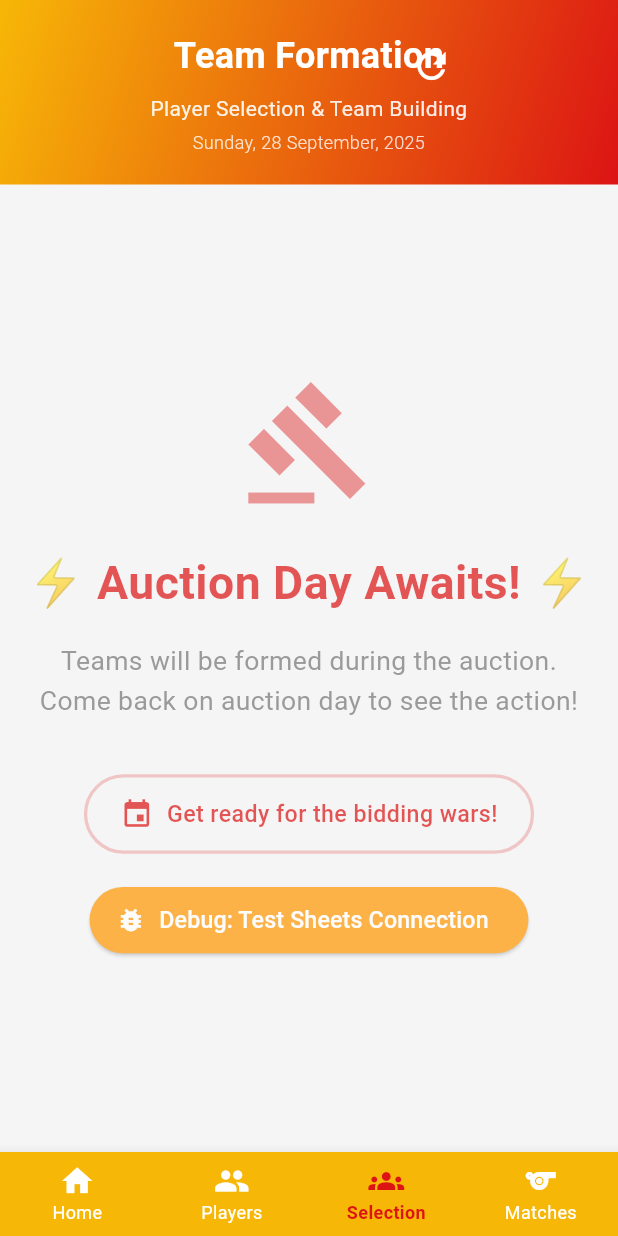
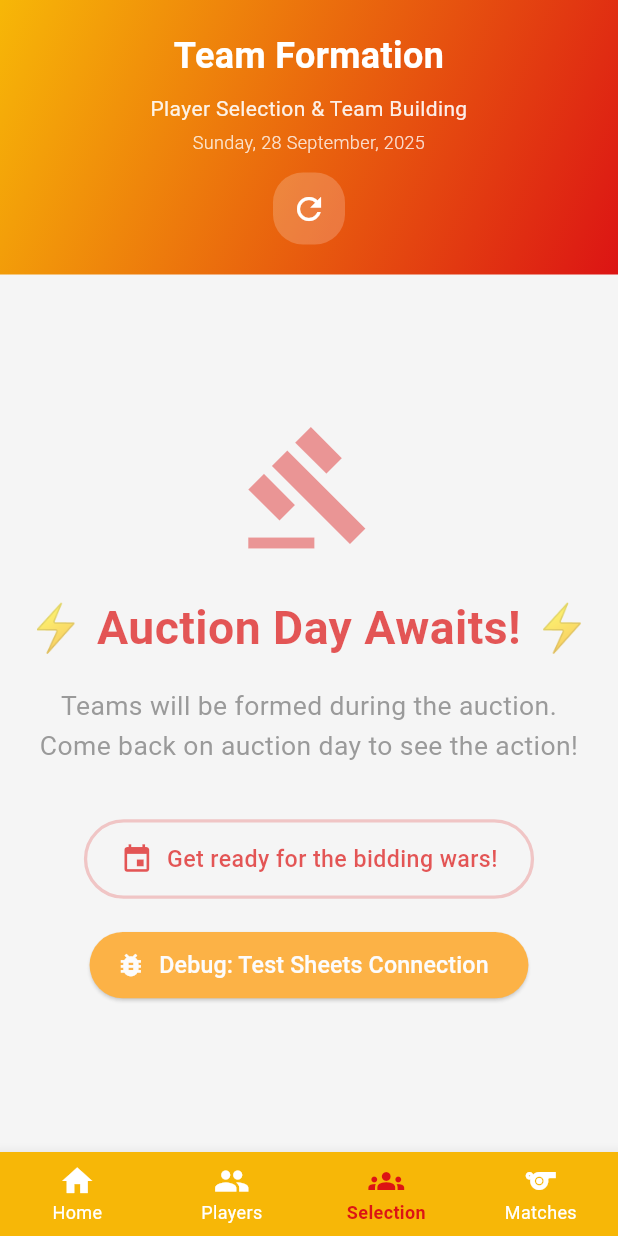
Before and after one commit to vrsimha-sys/DEKannadaRajyotsava2025, a Flutter app: the screen it shows after launch, item 3 of the bottom bar chosen, on a phone screen of 412 x 824 dp. Run offline on Flutter 3.47's test engine with Material 3 defaults, Android fonts, the phone set to English and light mode, and no system bars; network calls fail.

Commit message:
Fix: Center-align refresh button in Team Formation page
- Aligned refresh button to center like Player Roster page for consistency
- Added semi-transparent background container styling
- Standardized icon size and spacing
- Improved mobile landscape navigation with responsive design
- Fixed overflow issues in mobile landscape mode

```diff
--- a/flutter_web/lib/pages/team_formation_page.dart
+++ b/flutter_web/lib/pages/team_formation_page.dart
@@ -55,18 +55,21 @@ class _TeamFormationPageState extends State<TeamFormationPage>
   @override
   Widget build(BuildContext context) {
     final screenWidth = MediaQuery.of(context).size.width;
+    final screenHeight = MediaQuery.of(context).size.height;
     final isDesktop = screenWidth > 800;
-
-    print('TeamFormationPage: Build method called, isDesktop: $isDesktop');
+    final isLandscape = screenWidth > screenHeight;
+    final isMobileLandscape = isLandscape && screenWidth <= 800;
+
+    print('TeamFormationPage: Build method called, isDesktop: $isDesktop, isLandscape: $isLandscape');
 
     return Scaffold(
       backgroundColor: Colors.grey[100],
       body: Column(
         children: [
-          // Header Section
+          // Header Section - Reduced padding for mobile landscape
           Container(
             width: double.infinity,
-            padding: EdgeInsets.all(isDesktop ? 40 : 20),
+            padding: EdgeInsets.all(isMobileLandscape ? 10 : (isDesktop ? 40 : 20)),
             decoration: const BoxDecoration(
               gradient: LinearGradient(
                 begin: Alignment.topLeft,
@@ -79,34 +82,33 @@ class _TeamFormationPageState extends State<TeamFormationPage>
             ),
             child: Column(
               children: [
-                Stack(
-                  children: [
+                // Header content
                 Column(
                   crossAxisAlignment: CrossAxisAlignment.center,
                   children: [
                     Text(
                       'Team Formation',
                       style: TextStyle(
-                            fontSize: isDesktop ? 32 : 24,
+                        fontSize: isMobileLandscape ? 18 : (isDesktop ? 32 : 24),
                         fontWeight: FontWeight.bold,
                         color: Colors.white,
                       ),
                       textAlign: TextAlign.center,
                     ),
-                        const SizedBox(height: 8),
+                    SizedBox(height: isMobileLandscape ? 4 : 8),
                     Text(
                       'Player Selection & Team Building',
                       style: TextStyle(
-                            fontSize: isDesktop ? 16 : 14,
+                        fontSize: isMobileLandscape ? 12 : (isDesktop ? 16 : 14),
                         color: Colors.white.withOpacity(0.9),
                       ),
                       textAlign: TextAlign.center,
                     ),
-                        const SizedBox(height: 4),
+                    SizedBox(height: isMobileLandscape ? 2 : 4),
                     Text(
                       'Sunday, 28 September, 2025',
                       style: TextStyle(
-                            fontSize: isDesktop ? 14 : 12,
+                        fontSize: isMobileLandscape ? 10 : (isDesktop ? 14 : 12),
                         color: Colors.white.withOpacity(0.8),
                         fontWeight: FontWeight.w300,
                       ),
@@ -114,10 +116,13 @@ class _TeamFormationPageState extends State<TeamFormationPage>
                     ),
                   ],
                 ),
-                    // Add refresh button
-                    Positioned(
-                      top: 0,
-                      right: 0,
+                SizedBox(height: isMobileLandscape ? 8 : 12),
+                // Refresh button positioned below header text and centered
+                Container(
+                  decoration: BoxDecoration(
+                    color: Colors.white.withOpacity(0.2),
+                    borderRadius: BorderRadius.circular(20),
+                  ),
                   child: IconButton(
                     onPressed: () {
                       print('TeamFormationPage: Refresh button pressed');
@@ -125,15 +130,13 @@ class _TeamFormationPageState extends State<TeamFormationPage>
                         // This will trigger a rebuild and re-fetch the data
                       });
                     },
-                        icon: Icon(
+                    icon: const Icon(
                       Icons.refresh,
                       color: Colors.white,
-                          size: 28,
+                      size: 24,
                     ),
                     tooltip: 'Refresh Teams Data',
                   ),
-                    ),
-                  ],
                 ),
               ],
             ),
--- a/flutter_web/lib/widgets/navigation/main_navigation.dart
+++ b/flutter_web/lib/widgets/navigation/main_navigation.dart
@@ -43,11 +43,17 @@ class _MainNavigationState extends State<MainNavigation> {
   @override
   Widget build(BuildContext context) {
     final screenWidth = MediaQuery.of(context).size.width;
+    final screenHeight = MediaQuery.of(context).size.height;
     final isDesktop = screenWidth > 800;
+    final isLandscape = screenWidth > screenHeight;
+
+    // For mobile landscape (width < 800 but in landscape), use drawer instead of bottom nav
+    final showBottomNav = !isDesktop && !isLandscape;
+    final showAppBar = isDesktop || isLandscape;
 
     return Scaffold(
       body: _pages[_currentIndex],
-      bottomNavigationBar: isDesktop ? null : BottomNavigationBar(
+      bottomNavigationBar: showBottomNav ? BottomNavigationBar(
         currentIndex: _currentIndex,
         onTap: (index) {
           setState(() {
@@ -63,11 +69,11 @@ class _MainNavigationState extends State<MainNavigation> {
         selectedFontSize: 12,
         unselectedFontSize: 12,
         items: _navItems,
-      ),
-      drawer: isDesktop ? null : Drawer(
+      ) : null,
+      drawer: !isDesktop ? Drawer(
         child: _buildDrawerContent(),
-      ),
-      appBar: isDesktop ? AppBar(
+      ) : null,
+      appBar: showAppBar ? AppBar(
         backgroundColor: const Color.fromARGB(255, 247, 183, 7),
         elevation: 0,
         title: Flexible(
@@ -82,13 +88,13 @@ class _MainNavigationState extends State<MainNavigation> {
             ),
           ),
         ),
-        actions: [
+        actions: isDesktop ? [
           _buildDesktopNavButton('Home', 0, Icons.home),
           _buildDesktopNavButton('Players', 1, Icons.people),
           _buildDesktopNavButton('Selection', 2, Icons.groups),
           _buildDesktopNavButton('Matches', 3, Icons.sports),
           const SizedBox(width: 20),
-        ],
+        ] : null,
       ) : null,
     );
   }
```
Lines whose indentation alone changed are shown as unchanged.
